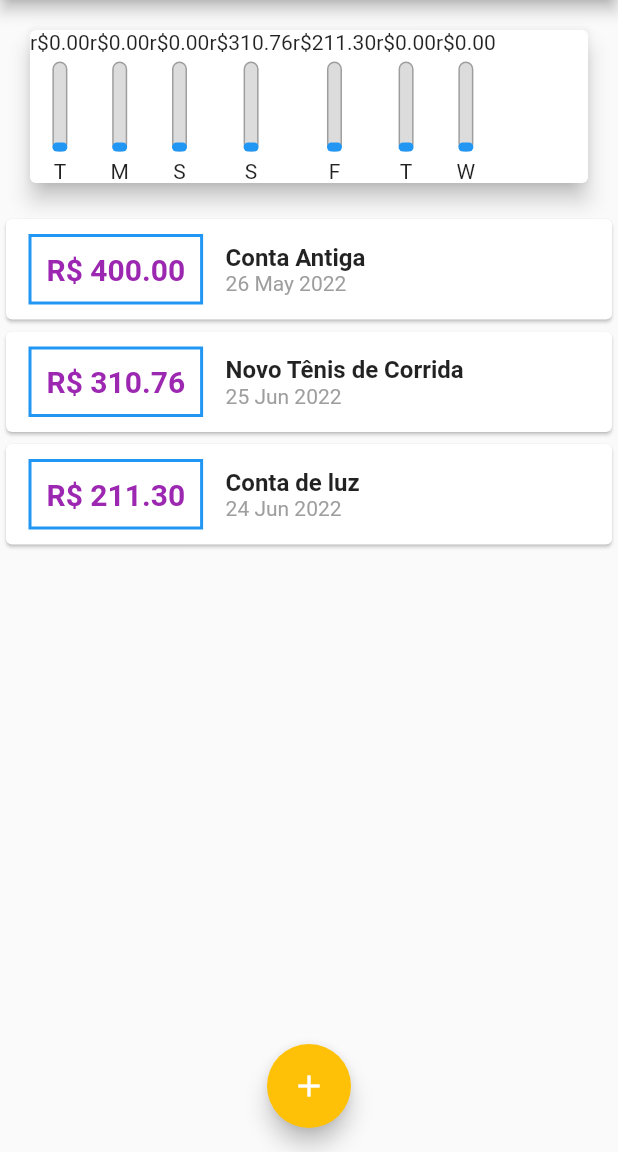
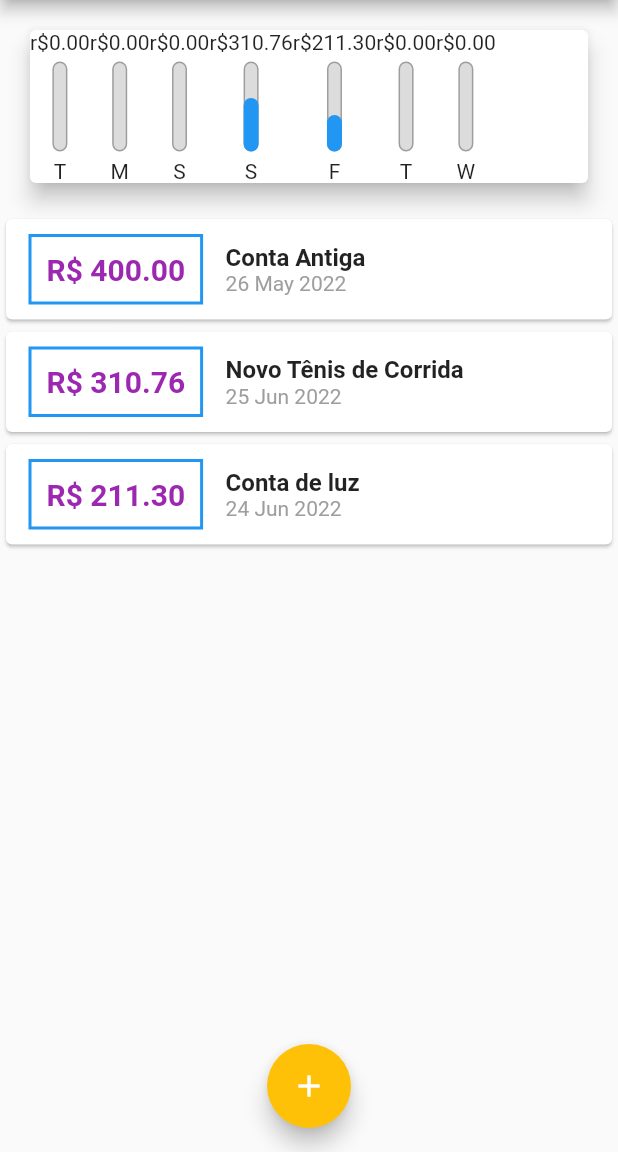
Before and after one commit to Mott4/expenses, a Flutter app: the screen it shows after launch, on a phone screen of 412 x 824 dp, the part 84-1236 px from its top. Run offline on Flutter 3.47's test engine with Material 2 defaults, Android fonts, the phone set to English and light mode, and no system bars.

Commit message:
Corrigindo porcentagem para mostrar corretamente no gráfico

```diff
--- a/lib/components/chart.dart
+++ b/lib/components/chart.dart
@@ -39,9 +39,15 @@ class Chart extends StatelessWidget {
     });
   }
 
+  ///// getter para calcular o total que foi gasto naquela semana //////
+  double get _weekTotalValue {
+    return groupedTransactions.fold(0.0, (sum, tr) {
+      return sum + tr['value'];
+    });
+  }
+
   @override
   Widget build(BuildContext context) {
-    groupedTransactions;
     return Card(
       elevation: 6,
       margin: EdgeInsets.all(20),
@@ -50,7 +56,7 @@ class Chart extends StatelessWidget {
           return ChartBar(
             label: tr['day'].toString(),
             value: double.parse(tr['value'].toString()),
-            percentage: 0.1,
+            percentage: tr['value'] / _weekTotalValue,
           );
         }).toList(),
       ),
```
